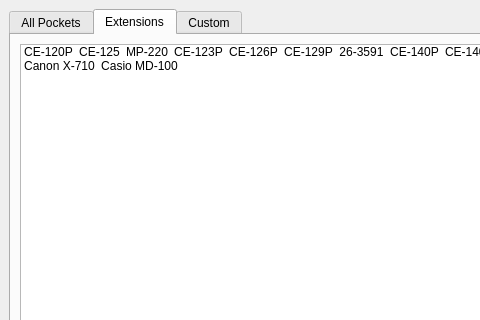
First picture: the form in ui/startup.ui, repository TheProjecter/pockemul, before the edit; both pictures show x 0 to 480 and y 0 to 320 of the 704 by 557 pixel window.
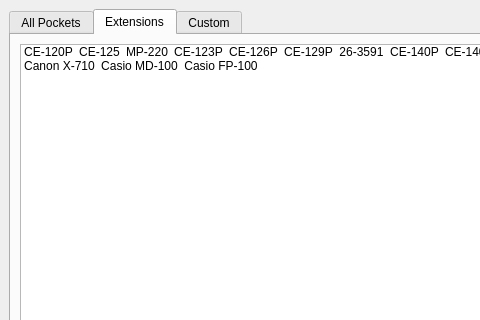
Second picture: the form after the edit. The open tabs and pages were chosen to show the change. Icons and pictures are not drawn.

Diff of the .ui file:
```diff
--- a/ui/startup.ui
+++ b/ui/startup.ui
@@ -580,6 +580,15 @@
             <normaloff>:/EXT/ext/md-100.png</normaloff>:/EXT/ext/md-100.png</iconset>
           </property>
          </item>
+         <item>
+          <property name="text">
+           <string>Casio FP-100</string>
+          </property>
+          <property name="icon">
+           <iconset resource="../resources/ext.qrc">
+            <normaloff>:/EXT/ext/fp100.png</normaloff>:/EXT/ext/fp100.png</iconset>
+          </property>
+         </item>
         </widget>
        </item>
       </layout>
```
